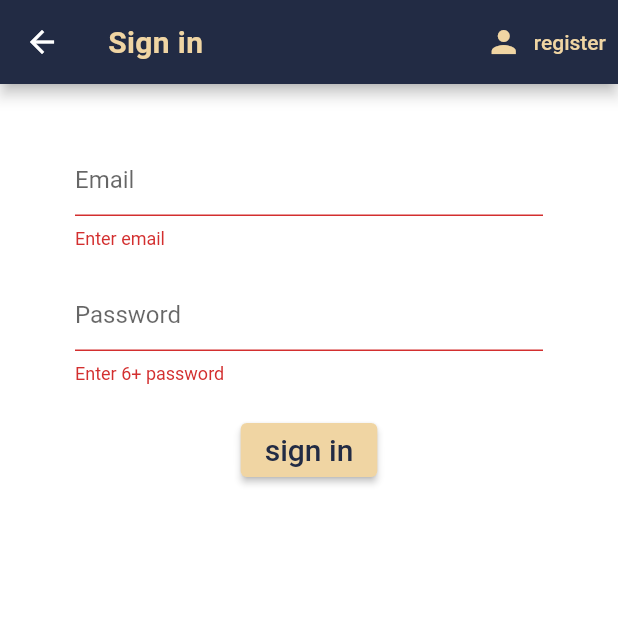
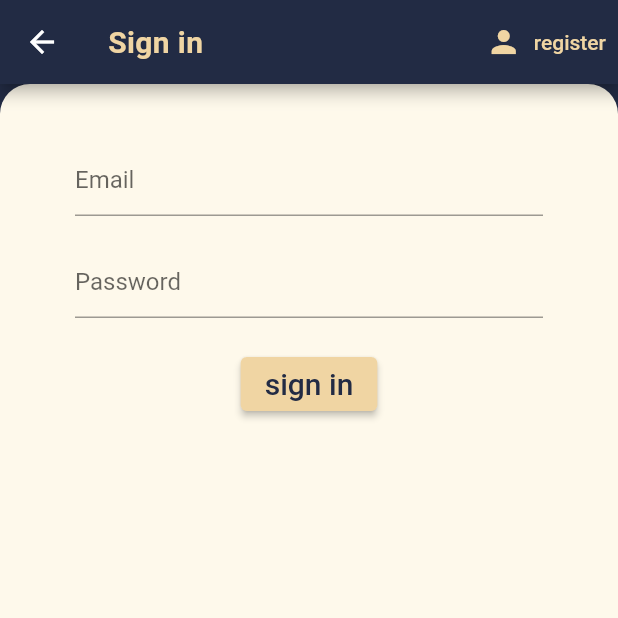
Before and after one commit to Azizalshiha/Customer, a Flutter app: the SignIn screen opened directly, after a tap on "sign in", on a phone screen of 412 x 824 dp, the top half of it. Run offline on Flutter 3.47's test engine with Material 2 defaults, Android fonts, the phone set to English and light mode, and no system bars; our stand-ins replace firebase_core, table_calendar; accounts and stored records are empty.

Commit message:
Update sign_in.dart

```diff
--- a/lib/screens/authenticate/sign_in.dart
+++ b/lib/screens/authenticate/sign_in.dart
@@ -1,12 +1,8 @@
+import 'package:faality/screens/authenticate/register.dart';
 import 'package:flutter/material.dart';
-import 'package:faality/services/auth.dart';
 import 'package:faality/shared/const.dart';
-import 'package:firebase_core/firebase_core.dart';
 
 class SignIn extends StatefulWidget {
-
-  final Function? toggleView;
-  SignIn({this.toggleView});
 
   @override
   _SignInState createState() => _SignInState();
@@ -14,7 +10,6 @@ class SignIn extends StatefulWidget {
 
 class _SignInState extends State<SignIn> {
 
-  final AuthService _auth = AuthService();
   final _formKey = GlobalKey<FormState>();
 
   String email = '';
@@ -24,9 +19,9 @@ class _SignInState extends State<SignIn> {
   @override
   Widget build(BuildContext context) {
     return Scaffold(
-      backgroundColor: Colors.white,
+      backgroundColor: Color(0xff222B44),
       appBar: AppBar(
-        backgroundColor: const Color(0xff222B44),
+        backgroundColor: Color(0xff222B44),
         title: Text('Sign in',
           style: lighttext
         ),
@@ -38,12 +33,13 @@ class _SignInState extends State<SignIn> {
               primary: const Color(0xffF0D5A3),
             ),
             onPressed: (){
-              widget.toggleView!();
+              Register();
             },
           )
         ],
       ),
       body: Container(
+        decoration: whiteCont,
         padding: EdgeInsets.symmetric(vertical: 20, horizontal: 50),
         child: Form(
           key: _formKey,
@@ -80,13 +76,7 @@ class _SignInState extends State<SignIn> {
                   'sign in',
                   style: darktext
                 ),
-                  onPressed: () async {
-                    if(_formKey.currentState!.validate()){
-                      dynamic result = await _auth.signInWithEmailAndPassword(email, password);
-                      if(result == null){
-                        setState(() => error = 'the email or password was wrong');
-                      }
-                    }
+                  onPressed: () {
                   }
               ),
               SizedBox(height: 12),
```
